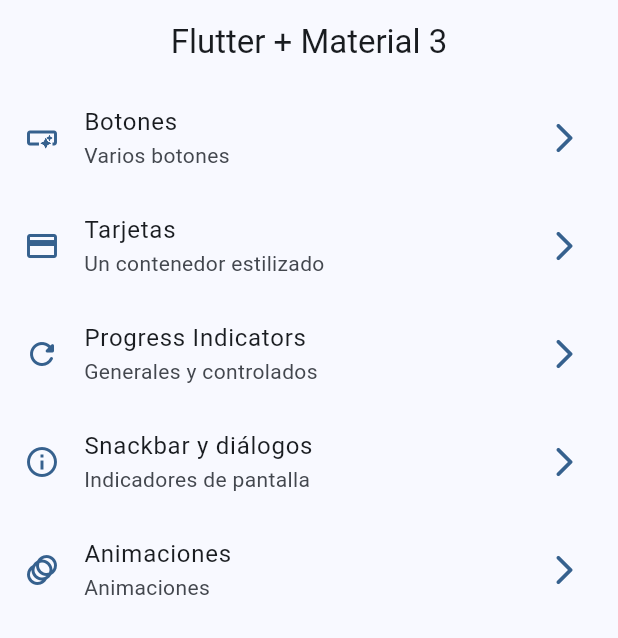
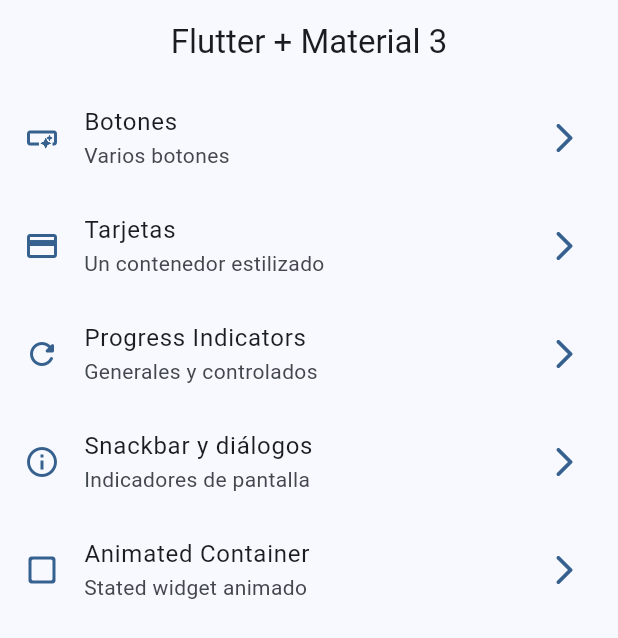
Before and after one commit to martin797/widgets_app, a Flutter app: the screen it shows after launch, on a phone screen of 412 x 824 dp. Shown: the top 638 px of the screen. Run offline on Flutter 3.47's test engine with Material 3 defaults, Android fonts, the phone set to English and light mode, and no system bars; our stand-ins replace go_router.

Commit message:
Animated Container terminado

```diff
--- a/lib/config/menu/menu_items.dart
+++ b/lib/config/menu/menu_items.dart
@@ -41,10 +41,10 @@ const appMenuItems = <MenuItem>[
     icon: Icons.info_outline,
     ),
   MenuItem(
-    title: 'Animaciones',
-    subTitle: 'Animaciones',
+    title: 'Animated Container',
+    subTitle: 'Stated widget animado',
     link: '/animated',
-    icon: Icons.animation_outlined,
+    icon: Icons.check_box_outline_blank_rounded,
     ),
 
 ];
```
Also changed, not shown: lib/presentation/screens/animated/animated_screen.dart (+46 -3 lines).
